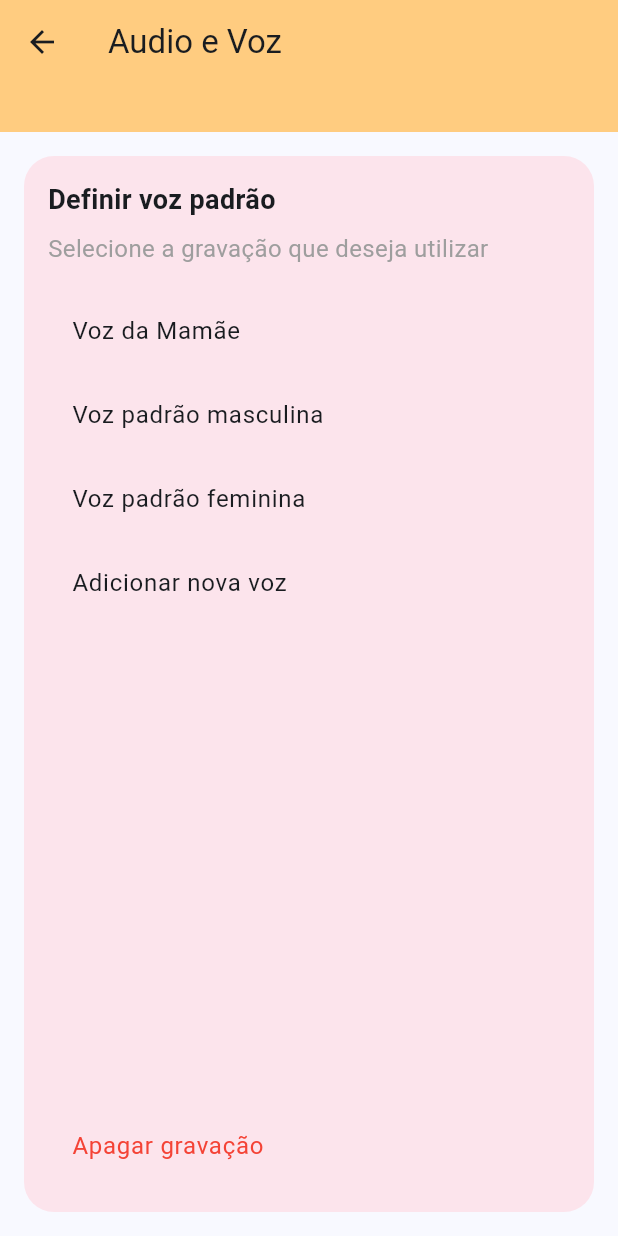
After one commit to so-tha/Alfabetizando, a Flutter app: the AudioScreen screen opened directly, on a phone screen of 412 x 824 dp. The commit adds this screen. Run offline on Flutter 3.47's test engine with Material 3 defaults, Android fonts, the light colour scheme and no system bars; our stand-ins replace audioplayers, flutter_dotenv, google_fonts, google_sign_in, hive, hive_flutter and 2 more; accounts and stored records are empty.

Commit message:
add: pagina estatica de config de audio e voz

```diff
--- /dev/null
+++ b/lib/src/pages/audio_page.dart
@@ -0,0 +1,88 @@
+import 'package:flutter/material.dart';
+
+class AudioScreen extends StatelessWidget {
+  @override
+  Widget build(BuildContext context) {
+    return Scaffold(
+      appBar: AppBar(
+        title: Text('Audio e Voz'),
+        backgroundColor: Colors.orange.shade200,
+      ),
+      body: Column(
+        children: [
+          Container(
+            color: Colors.orange.shade200,
+            padding: const EdgeInsets.all(16.0),
+          ),
+          Expanded(
+            child: Padding(
+              padding: const EdgeInsets.all(16.0),
+              child: ClipRRect(
+                borderRadius: BorderRadius.circular(20.0),
+                child: Container(
+                  color: Colors.pink.shade50,
+                  padding: EdgeInsets.all(16.0),
+                  child: Column(
+                    crossAxisAlignment: CrossAxisAlignment.start,
+                    children: [
+                      const Text(
+                        'Definir voz padrão',
+                        style: TextStyle(
+                          fontSize: 18,
+                          fontWeight: FontWeight.bold,
+                        ),
+                      ),
+                      const SizedBox(height: 8),
+                      const Text(
+                        'Selecione a gravação que deseja utilizar',
+                        style: TextStyle(
+                          fontSize: 16,
+                          color: Colors.grey,
+                        ),
+                      ),
+                      SizedBox(height: 16),
+                      ListTile(
+                        title: Text('Voz da Mamãe'),
+                        onTap: () {
+
+                        },
+                      ),
+                      ListTile(
+                        title: Text('Voz padrão masculina'),
+                        onTap: () {
+
+                        },
+                      ),
+                      ListTile(
+                        title: Text('Voz padrão feminina'),
+                        onTap: () {
+
+                        },
+                      ),
+                      ListTile(
+                        title: Text('Adicionar nova voz'),
+                        onTap: () {
+
+                        },
+                      ),
+                      Spacer(),
+                      ListTile(
+                        title: Text(
+                          'Apagar gravação',
+                          style: TextStyle(color: Colors.red),
+                        ),
+                        onTap: () {
+
+                        },
+                      ),
+                    ],
+                  ),
+                ),
+              ),
+            ),
+          ),
+        ],
+      ),
+    );
+  }
+}
--- a/lib/src/ui/custom_drawer.dart
+++ b/lib/src/ui/custom_drawer.dart
@@ -1,4 +1,5 @@
 import 'dart:ui';
+import 'package:alfabetizando_tcc/src/pages/audio_page.dart';
 import 'package:flutter/material.dart';
 
 class CustomDrawer extends StatelessWidget {
@@ -59,7 +60,14 @@ class CustomDrawer extends StatelessWidget {
                   const SizedBox(height: 16),
                   ListTile(
                     title: const Text('Áudio e voz'),
-                    onTap: () {},
+                    onTap: () {
+                       Navigator.push(
+                      context,
+                      MaterialPageRoute(
+                          builder: (context) => AudioScreen(
+                              )),
+                    );
+                    },
                   ),
                   ListTile(
                     title: const Text('Fontes'),
--- a/lib/src/widgets/home_page.dart
+++ b/lib/src/widgets/home_page.dart
@@ -1,6 +1,4 @@
 import 'package:alfabetizando_tcc/src/pages/cards_internos_page.dart';
-
-import '../models/intern.dart';
 import 'package:flutter/material.dart';
 import 'package:google_fonts/google_fonts.dart';
 import 'package:supabase_flutter/supabase_flutter.dart';
```
